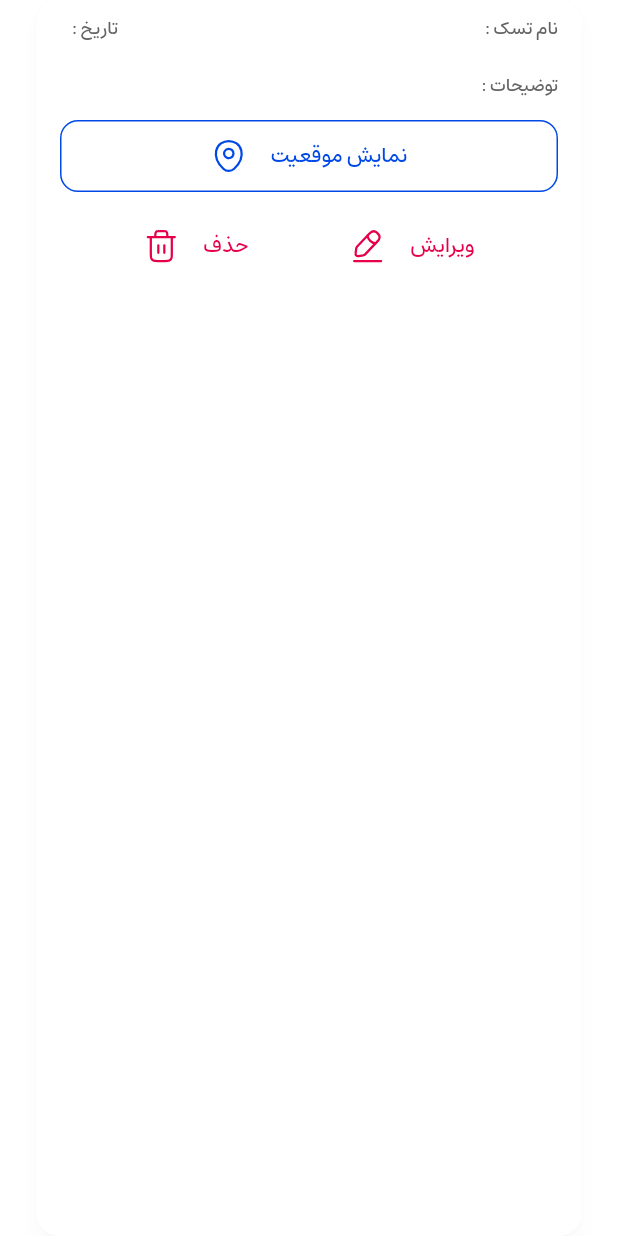
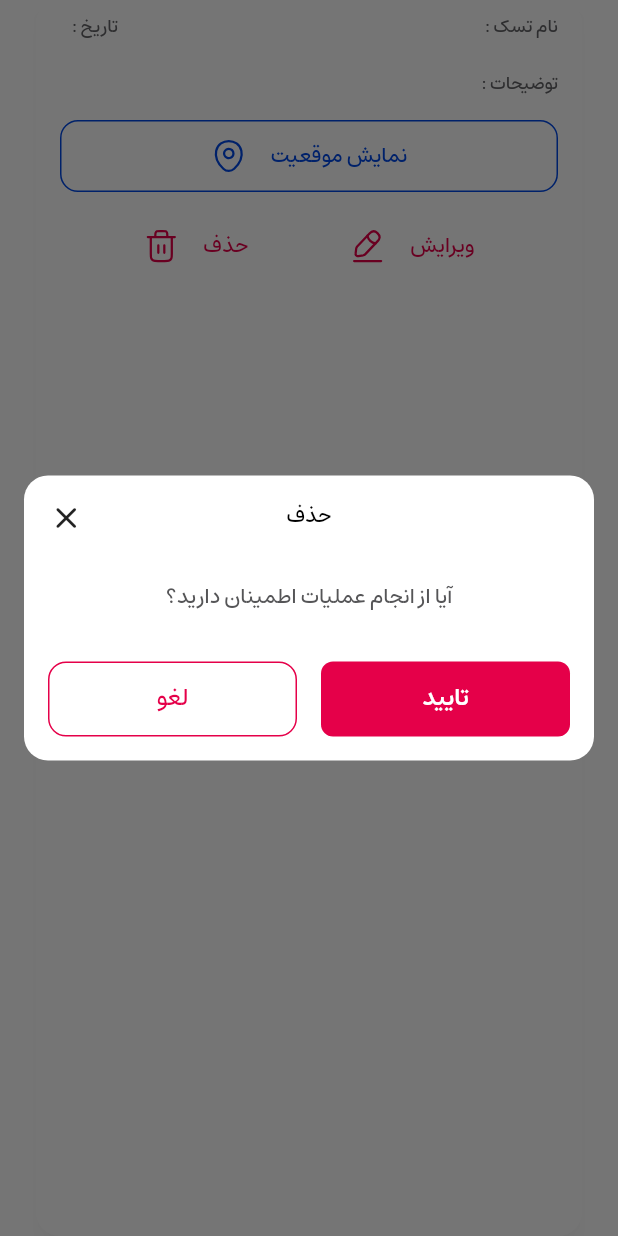
Before and after one commit to AbbasAsadi/ofoq_kourosh_assessment, a Flutter app: the TaskListItem widget shown alone on an empty page, opened directly with empty values, after a tap on "حذف", on a phone screen of 412 x 824 dp. Run offline on Flutter 3.47's test engine with Material 3 defaults, Android fonts, the light colour scheme and no system bars; our stand-ins replace bloc, dio, equatable, flutter_bloc, flutter_secure_storage, flutter_svg and 4 more; accounts and stored records are empty; network calls fail.

Commit message:
work on UI task_list_item.dart and handle delete task

```diff
--- a/lib/src/components/snack_bar/custom_snack_bar.dart
+++ b/lib/src/components/snack_bar/custom_snack_bar.dart
@@ -14,7 +14,7 @@ class CustomSnackBar extends StatefulWidget {
     this.textStyle = const TextStyle(
       fontWeight: FontWeight.w400,
       fontSize: 14,
-      color: AppColors.gray10,
+      color: AppColors.gray20,
     ),
     this.maxLines = 4,
     this.backgroundColor = AppColors.lightGreen,
@@ -30,7 +30,7 @@ class CustomSnackBar extends StatefulWidget {
     this.textStyle = const TextStyle(
       fontWeight: FontWeight.w400,
       fontSize: 14,
-      color: AppColors.gray10,
+      color: AppColors.gray20,
     ),
     this.maxLines = 4,
     this.backgroundColor = AppColors.lightOrange,
@@ -46,7 +46,7 @@ class CustomSnackBar extends StatefulWidget {
     this.textStyle = const TextStyle(
       fontWeight: FontWeight.w400,
       fontSize: 14,
-      color: AppColors.gray10,
+      color: AppColors.gray20,
     ),
     this.maxLines = 4,
     this.backgroundColor = AppColors.lightRed,
--- a/lib/src/modules/home/_bloc/home_event.dart
+++ b/lib/src/modules/home/_bloc/home_event.dart
@@ -1,3 +1,9 @@
 sealed class HomeEvent {}
 
 class FetchTaskListEvent extends HomeEvent {}
+
+class DeleteTaskEvent extends HomeEvent {
+  final int taskID;
+
+  DeleteTaskEvent(this.taskID);
+}
--- a/lib/src/modules/home/_bloc/home_state.dart
+++ b/lib/src/modules/home/_bloc/home_state.dart
@@ -3,17 +3,21 @@ import 'package:ofoq_kourosh_assessment/src/modules/home/_bloc/home_event.dart';
 
 sealed class HomeState {}
 
-class TaskLoading extends HomeState {}
+class TaskLoadingState extends HomeState {}
 
-class TaskListLoadedSuccessfully extends HomeState {
+class TaskListLoadedSuccessfullyState extends HomeState {
   final List<TaskModel> tasks;
 
-  TaskListLoadedSuccessfully({required this.tasks});
+  TaskListLoadedSuccessfullyState({required this.tasks});
 }
 
-class TaskError extends HomeState {
+class TaskErrorState extends HomeState {
   final String error;
   final HomeEvent retryEvent;
 
-  TaskError(this.retryEvent, {required this.error});
+  TaskErrorState(this.retryEvent, {required this.error});
 }
+
+class DeleteTaskLoadingState extends HomeState {}
+
+class DeleteTaskSuccessfullyState extends HomeState {}
--- a/lib/src/modules/home/_components/task_list_item.dart
+++ b/lib/src/modules/home/_components/task_list_item.dart
@@ -1,10 +1,15 @@
 import 'package:flutter/material.dart';
+import 'package:flutter_bloc/flutter_bloc.dart';
 import 'package:flutter_svg/flutter_svg.dart';
 import 'package:gap/gap.dart';
+import 'package:go_router/go_router.dart';
 import 'package:ofoq_kourosh_assessment/gen/assets.gen.dart';
 import 'package:ofoq_kourosh_assessment/src/components/app_outlined_button.dart';
+import 'package:ofoq_kourosh_assessment/src/components/submit_button.dart';
 import 'package:ofoq_kourosh_assessment/src/core/models/task_model.dart';
 import 'package:ofoq_kourosh_assessment/src/helper/context_extensions.dart';
+import 'package:ofoq_kourosh_assessment/src/modules/home/_bloc/home_bloc.dart';
+import 'package:ofoq_kourosh_assessment/src/modules/home/_bloc/home_event.dart';
 import 'package:ofoq_kourosh_assessment/src/theme/app_colors.dart';
 
 class TaskListItem extends StatelessWidget {
@@ -25,6 +30,7 @@ class TaskListItem extends StatelessWidget {
         child: Column(
           children: [
             Row(
+              crossAxisAlignment: CrossAxisAlignment.start,
               children: [
                 Text(
                   'نام تسک :',
@@ -33,11 +39,13 @@ class TaskListItem extends StatelessWidget {
                   ),
                 ),
                 Gap(8),
-                Text(
-                  task.taskName ?? 'نامشخص',
-                  style: context.textTheme.titleMedium,
+                Expanded(
+                  child: Text(
+                    task.taskName ?? 'نامشخص',
+                    style: context.textTheme.titleMedium,
+                  ),
                 ),
-                Gap(8),
+                Gap(12),
                 Spacer(),
                 Text(
                   'تاریخ :',
@@ -54,6 +62,7 @@ class TaskListItem extends StatelessWidget {
             ),
             Gap(16),
             Row(
+              crossAxisAlignment: CrossAxisAlignment.start,
               children: [
                 Text(
                   'توضیحات :',
@@ -75,13 +84,18 @@ class TaskListItem extends StatelessWidget {
               label: "نمایش موقعیت",
               iconPath: Assets.icons.location,
               enableColorButton: AppColors.blue,
+              onTap: () {
+                //TODO SHOULD GO TO Map PAGE
+              },
             ),
             Gap(12),
             Row(
               mainAxisAlignment: MainAxisAlignment.spaceEvenly,
               children: [
                 TextButton(
-                  onPressed: () {},
+                  onPressed: () {
+                    //TODO SHOULD GO TO TASK DETAIL PAGE
+                  },
                   child: Row(
                     mainAxisAlignment: MainAxisAlignment.center,
                     children: [
@@ -97,7 +111,11 @@ class TaskListItem extends StatelessWidget {
                   ),
                 ),
                 TextButton(
-                  onPressed: () {},
+                  onPressed: () {
+                    if (task.id != null) {
+                      showDeleteDialog(context);
+                    }
+                  },
                   child: Row(
                     mainAxisAlignment: MainAxisAlignment.center,
                     children: [
@@ -119,4 +137,78 @@ class TaskListItem extends StatelessWidget {
       ),
     );
   }
+
+  void showDeleteDialog(BuildContext context) {
+    showDialog(
+      context: context,
+      builder: (_) =>
+          Dialog(
+            shape: RoundedRectangleBorder(
+              borderRadius: BorderRadius.circular(16),
+            ),
+            backgroundColor: AppColors.white,
+            insetPadding: EdgeInsets.all(16),
+            child: Padding(
+              padding: const EdgeInsets.all(16.0),
+              child: Column(
+                mainAxisSize: MainAxisSize.min,
+                children: [
+                  Stack(
+                    children: [
+                      Row(
+                        mainAxisAlignment:
+                        MainAxisAlignment.center,
+                        children: [
+                          Text(
+                            'حذف',
+                            style: context.textTheme.bodyMedium,
+                          ),
+                        ],
+                      ),
+                      Positioned(
+                        top: .1,
+                        left: .1,
+                        child: InkWell(
+                          onTap: context.pop,
+                          child: Icon(Icons.close_rounded),
+                        ),
+                      ),
+                    ],
+                  ),
+                  Gap(32),
+                  Text(
+                    'آیا از انجام عملیات اطمینان دارید؟',
+                    style: context.textTheme.bodyMedium?.copyWith(
+                      color: AppColors.gray10,
+                    ),
+                  ),
+                  Gap(32),
+                  Row(
+                    children: [
+                      Expanded(
+                        child: SubmitButton(
+                          onTap: () {
+                            context.read<HomeBloc>().add(
+                              DeleteTaskEvent(task.id!),
+                            );
+                            context.pop();
+                          },
+                          label: "تایید",
+                        ),
+                      ),
+                      Gap(16),
+                      Expanded(
+                        child: AppOutlinedButton(
+                          onTap: context.pop,
+                          label: 'لغو',
+                        ),
+                      ),
+                    ],
+                  ),
+                ],
+              ),
+            ),
+          ),
+    );
+  }
 }
--- a/lib/src/modules/home/_data/data_source/home_mock_source.dart
+++ b/lib/src/modules/home/_data/data_source/home_mock_source.dart
@@ -7,4 +7,10 @@ class HomeMockSource extends HomeSource {
     // TODO: implement getUserTaskList
     throw UnimplementedError();
   }
+
+  @override
+  Future<ApiResponseWrapper> deleteTask(int taskID) {
+    // TODO: implement deleteTask
+    throw UnimplementedError();
+  }
 }
--- a/lib/src/modules/home/_data/data_source/home_source.dart
+++ b/lib/src/modules/home/_data/data_source/home_source.dart
@@ -2,4 +2,6 @@ import 'package:ofoq_kourosh_assessment/src/core/models/api_response_wrapper.dar
 
 abstract class HomeSource {
   Future<ApiResponseWrapper> getUserTaskList(String userID);
+
+  Future<ApiResponseWrapper> deleteTask(int taskID);
 }
--- a/lib/src/modules/home/_data/repository/home_repository.dart
+++ b/lib/src/modules/home/_data/repository/home_repository.dart
@@ -3,4 +3,6 @@ import 'package:ofoq_kourosh_assessment/src/core/models/task_model.dart';
 
 abstract class HomeRepository {
   Future<ApiResponseWrapper<List<TaskModel>?>> getUserTasks(String userID);
+
+  Future<ApiResponseWrapper<bool>> deleteTask(int taskID);
 }
--- a/lib/src/modules/splash/_routes/splash_routes.dart
+++ b/lib/src/modules/splash/_routes/splash_routes.dart
@@ -3,7 +3,7 @@ import 'package:go_router/go_router.dart';
 import 'package:ofoq_kourosh_assessment/src/modules/splash/splash_page.dart';
 
 class SplashRoutes {
-  static const splashPagePath = '/splash';
+  static const splashPagePath = '/';
   static RouteBase route = GoRoute(
     path: splashPagePath,
     name: splashPagePath,
--- a/lib/src/theme/app_colors.dart
+++ b/lib/src/theme/app_colors.dart
@@ -12,7 +12,8 @@ mixin AppColors {
   static const blue = Color(0xFF0049E8);
 
   static const gray5 = Color(0xFF636366);
-  static const gray10 = Color(0xFF3A3B3E);
+  static const gray10 = Color(0xFF555557);
+  static const gray20 = Color(0xFF3A3B3E);
 
   static const border = Color(0xffE8ECF4);
   static const inputBackground = Color(0xffF7F8F9);
```
Also changed, not shown: lib/src/modules/home/_bloc/home_bloc.dart (+29 -6 lines), lib/src/modules/home/_data/data_source/home_remote_source.dart (+10 -1 lines), lib/src/modules/home/_data/repository/home_repository_impl.dart (+10 -0 lines), lib/src/modules/home/home_page.dart (+26 -10 lines).
